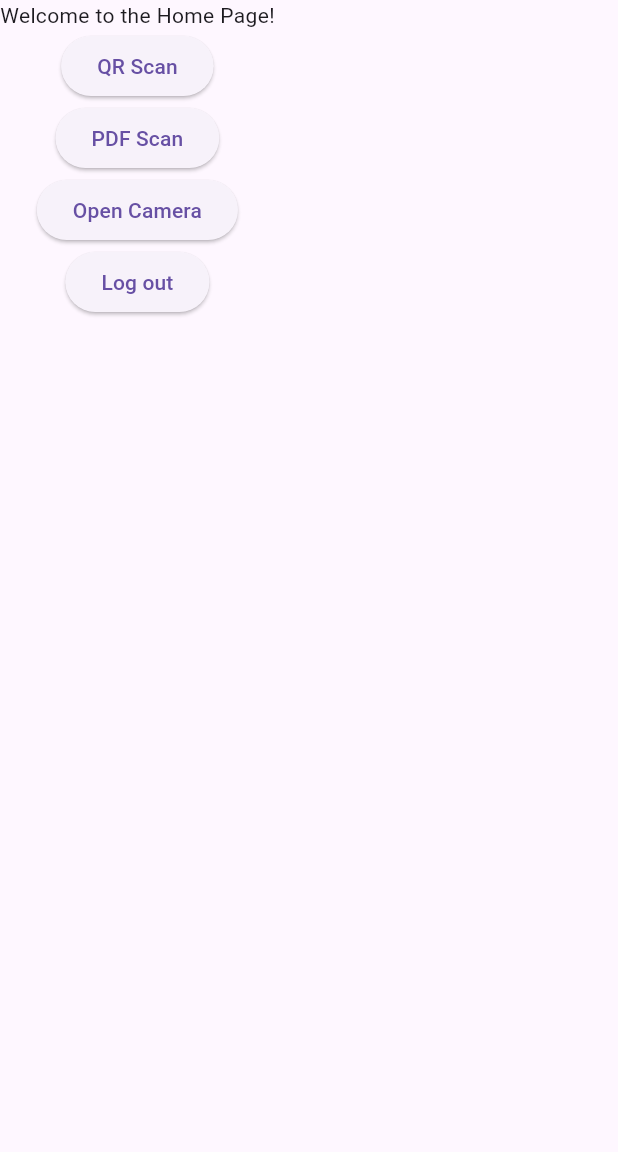
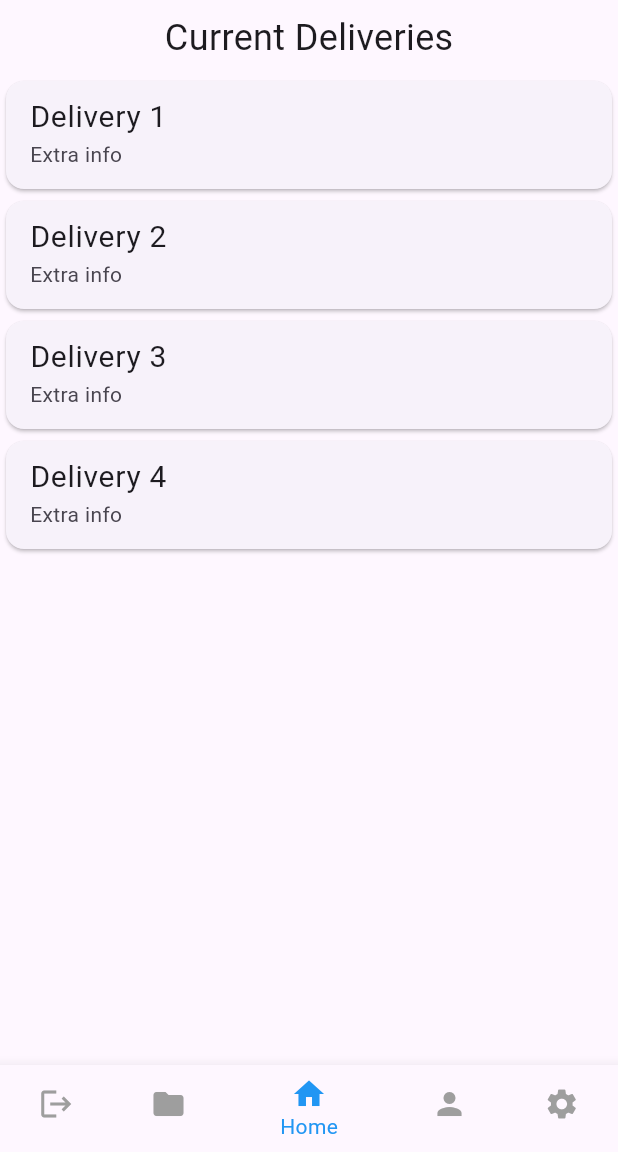
Before and after one commit to KofiWoodlock/pod_capture_app, a Flutter app: the HomePageView screen opened by its route, on a phone screen of 412 x 824 dp, the part 84-1236 px from its top. Run offline on Flutter 3.47's test engine with Material 3 defaults, Android fonts, the phone set to English and light mode, and no system bars; our stand-ins replace camera, firebase_auth, firebase_core, gallery_saver; missing offline and left inert: cunning_document_scanner, mobile_scanner; accounts and stored records are empty.

Commit message:
UI updates & Scan saving tests

```diff
--- a/lib/views/home_page_view.dart
+++ b/lib/views/home_page_view.dart
@@ -2,8 +2,55 @@ import 'package:camera/camera.dart';
 import 'package:flutter/material.dart';
 import 'package:testapp/views/camera_view.dart';
 
-class HomePageView extends StatelessWidget {
+class HomePageView extends StatefulWidget {
   const HomePageView({super.key});
+
+  @override
+  State<HomePageView> createState() => _HomePageViewState();
+}
+
+class _HomePageViewState extends State<HomePageView> {
+  int selectedIndex = 2;
+
+  void onItemTapped(int index) {
+    setState(() {
+      selectedIndex = index;
+    });
+
+    // Navigate to different pages based on selected index
+    switch (index) {
+      case 0:
+        Navigator.of(context).pushNamedAndRemoveUntil(
+          '/login',
+          (route) => false,
+        );
+        break;
+      case 1:
+        Navigator.of(context).pushNamedAndRemoveUntil(
+          '/files',
+          (route) => false,
+        );
+        break;
+      case 2:
+        Navigator.of(context).pushNamedAndRemoveUntil(
+          '/',
+          (route) => false,
+        );
+        break;
+      case 3:
+        Navigator.of(context).pushNamedAndRemoveUntil(
+          '/profile',
+          (route) => false,
+        );
+        break;
+      case 4:
+        Navigator.of(context).pushNamedAndRemoveUntil(
+          '/settings',
+          (route) => false,
+        );
+        break;
+    }
+  }
 
   @override
   Widget build(BuildContext context) {
@@ -24,52 +71,94 @@ class HomePageView extends StatelessWidget {
           ],
         ),
       ),
-      body: Column(
+      body: ListView(
         children: [
-          const Text('Welcome to the Home Page!'),
-          ElevatedButton(
-            onPressed: () {
+          SizedBox(
+            height: 50,
+            child: Center(
+              child: Text(
+                "Current Deliveries",
+                style: TextStyle(
+                  fontSize: 24,
+                ),
+              ),
+            ),
+          ),
+          Card(
+            child: ListTile(
+              title: Text(
+                "Delivery 1",
+                style: TextStyle(fontSize: 20),
+              ),
+              subtitle: Text("Extra info"),
+              onTap: () {
                 Navigator.of(context).pushNamedAndRemoveUntil(
-                '/qrScanner',
+                  '/delivery',
                   (route) => false,
                 );
               },
-            child: const Text('QR Scan'),
             ),
-          ElevatedButton(
-            onPressed: () {
+          ),
+          Card(
+            child: ListTile(
+              title: Text(
+                "Delivery 2",
+                style: TextStyle(fontSize: 20),
+              ),
+              subtitle: Text("Extra info"),
+              onTap: () {
                 Navigator.of(context).pushNamedAndRemoveUntil(
-                '/pdfScanner',
+                  '/delivery',
                   (route) => false,
                 );
               },
-            child: const Text('PDF Scan'),
             ),
-          ElevatedButton(
-            // Retrive available cameras
-            onPressed: () async {
-              final cameras = await availableCameras();
-              final firstCamera = cameras.first;
-
-              // Navigate to the TakePictureScreen
-              Navigator.of(context).push(
-                MaterialPageRoute(
-                  builder: (context) => TakePictureScreen(camera: firstCamera),
           ),
-              );
-            },
-            child: const Text('Open Camera'),
+          Card(
+            child: ListTile(
+              title: Text(
+                "Delivery 3",
+                style: TextStyle(fontSize: 20),
               ),
-          ElevatedButton(
-            onPressed: () {
+              subtitle: Text("Extra info"),
+              onTap: () {
                 Navigator.of(context).pushNamedAndRemoveUntil(
-                '/login',
+                  '/delivery',
                   (route) => false,
                 );
               },
-            child: const Text('Log out'),
             ),
+          ),
+          Card(
+            child: ListTile(
+              title: Text(
+                "Delivery 4",
+                style: TextStyle(fontSize: 20),
+              ),
+              subtitle: Text("Extra info"),
+              onTap: () {
+                Navigator.of(context).pushNamedAndRemoveUntil(
+                  '/delivery',
+                  (route) => false,
+                );
+              },
+            ),
+          )
         ],
+      ),
+      bottomNavigationBar: BottomNavigationBar(
+        items: const <BottomNavigationBarItem>[
+          BottomNavigationBarItem(icon: Icon(Icons.logout), label: "Logout"),
+          BottomNavigationBarItem(icon: Icon(Icons.folder), label: "My Files"),
+          BottomNavigationBarItem(icon: Icon(Icons.home), label: "Home"),
+          BottomNavigationBarItem(icon: Icon(Icons.person), label: "Profile"),
+          BottomNavigationBarItem(
+              icon: Icon(Icons.settings), label: "Settings"),
+        ],
+        currentIndex: selectedIndex,
+        selectedItemColor: Colors.blue,
+        unselectedItemColor: Colors.grey,
+        onTap: onItemTapped,
       ),
     );
   }
--- a/pubspec.yaml
+++ b/pubspec.yaml
@@ -20,6 +20,8 @@ dependencies:
   cunning_document_scanner: ^1.2.3
   camera: ^0.11.0+2
   gallery_saver: ^2.3.2
+  pdf: ^3.11.1
+  path_provider: ^2.1.4
 
 dev_dependencies:
   flutter_test:
```
Also changed, not shown: lib/main.dart (+11 -3 lines), lib/views/delivery_view.dart (added, +64 -0 lines), lib/views/files_view.dart (added, +89 -0 lines), lib/views/pdf_scanner_view.dart (+63 -6 lines), lib/views/profile_view.dart (added, +89 -0 lines), lib/views/settings_view.dart (added, +89 -0 lines), pubspec.lock. Lines whose indentation alone changed are shown as unchanged.
